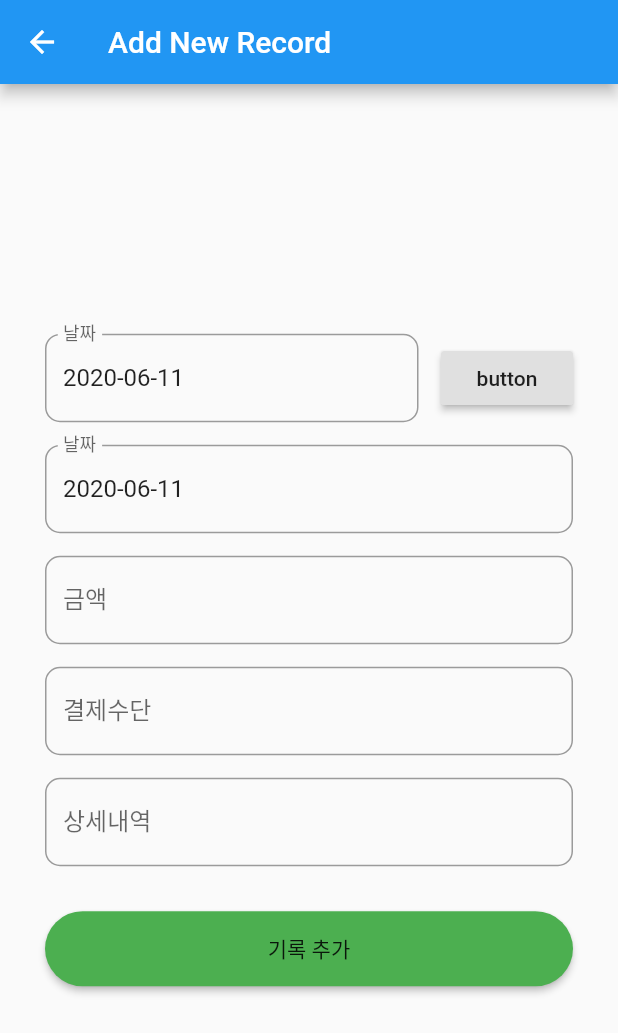
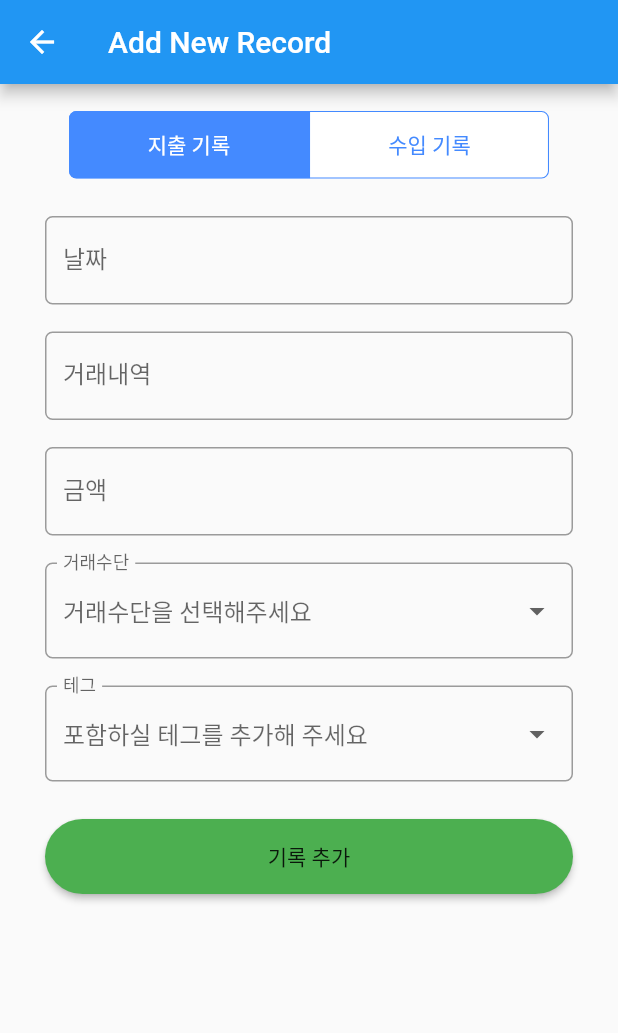
Before and after one commit to kjunha/unnamed-flutter-project, a Flutter app: the AddRecord screen opened by its route, on a phone screen of 412 x 824 dp. Shown: the top 1033 px of the screen. Run offline on Flutter 3.47's test engine with Material 2 defaults, Android fonts, the phone set to English and light mode, and no system bars; drawn by our look-alikes of flutter_form_builder, material_segmented_control; our stand-ins replace grouped_list.

Commit message:
complete add_record

```diff
--- a/lib/add_record.dart
+++ b/lib/add_record.dart
@@ -1,5 +1,8 @@
 import 'package:flutter/material.dart';
 import 'package:intl/intl.dart';
+import 'package:material_segmented_control/material_segmented_control.dart';
+import 'package:flutter_form_builder/flutter_form_builder.dart';
+
 
 class AddRecord extends StatefulWidget {
   @override
@@ -7,72 +10,143 @@ class AddRecord extends StatefulWidget {
 }
 
 class _AddRecordState extends State<AddRecord> {
-  var dateInput = DateTime.now();
+  final _formKey = GlobalKey<FormBuilderState>();
   final df = DateFormat('yyyy-MM-dd');
+  final Map<int, Widget> _children = {
+    -1:Text('지출 기록'),
+    1:Text('수입 기록')
+  };
+
+  //Dummydata field - DEV
+  var _dummyMethods = ['np', 'pc', 'gm'];
+  var _dummyCategory = ['c1', 'c2', 'c3'];
+
+  //State variable
+  var _segctrSelection = -1;
+  var _dateInput = DateTime.now();
+  var _txDescription;
+  var _amount;
+
+  Widget selectRecordType() {
+    Widget txMethod = (
+      FormBuilderDropdown(
+        attribute: "transaction_method",
+        decoration: InputDecoration(
+          labelText: '거래수단',
+          border: OutlineInputBorder(borderRadius: BorderRadius.circular(5), borderSide: BorderSide())
+        ),
+        // initialValue: 'Male',
+        hint: Text('거래수단을 선택해주세요'),
+        validators: [FormBuilderValidators.required()],
+        items: _dummyMethods
+          .map((value) => DropdownMenuItem(
+            value: value,
+            child: Text("$value")
+        )).toList(),
+      )
+    );
+    if(_segctrSelection == -1) {
+      return Container(
+        child: Column(
+          children: [
+            txMethod,
+            SizedBox(height: 18,),
+            FormBuilderDropdown(
+              attribute: "transaction_tag",
+              decoration: InputDecoration(
+                labelText: '테그',
+                border: OutlineInputBorder(borderRadius: BorderRadius.circular(5), borderSide: BorderSide())
+              ),
+              // initialValue: 'Male',
+              hint: Text('포함하실 테그를 추가해 주세요'),
+              validators: [FormBuilderValidators.required()],
+              items: _dummyCategory
+                .map((value) => DropdownMenuItem(
+                  value: value,
+                  child: Text("$value")
+              )).toList(),
+            ),
+          ],
+        ),
+      );
+    } else {
+      return Container(
+        child: Column(
+          children: [
+            txMethod
+          ],
+        ),
+      );
+    }
+  }
+
   @override
   Widget build(BuildContext context) {
     return Scaffold(
         appBar: AppBar(title: Text('Add New Record'),backgroundColor: Colors.blue,),
-        body: Column(
-          mainAxisAlignment: MainAxisAlignment.center,
+        body: SingleChildScrollView(scrollDirection: Axis.vertical, child: Container(
+          margin: EdgeInsets.symmetric(vertical: 18, horizontal: 30),
+          child: Column(
             children: [
               Container(
-              margin: EdgeInsets.symmetric( vertical: 0, horizontal: 30),
-              child: Form(
+                width: double.infinity,
+                child: MaterialSegmentedControl(
+                  children: _children,
+                  selectionIndex: _segctrSelection,
+                  selectedColor: Colors.blueAccent,
+                  unselectedColor: Colors.white,
+                  borderRadius: 5.0,
+                  onSegmentChosen: (index) {
+                    setState(() {
+                      _segctrSelection = index;
+                    });
+                  },
+                ),
+              ),
+              SizedBox(height: 25,),
+              FormBuilder(
+                key: _formKey,
                 child: Column(
-                  // crossAxisAlignment: CrossAxisAlignment.stretch,
                   children: [
-                    // Row(
-                    //   crossAxisAlignment: CrossAxisAlignment.start,
-                    //   children: [SizedBox(width: 18,) ,Text('Input Label', style: TextStyle(fontSize: 18, fontWeight: FontWeight.w400),),]),
-                    // SizedBox(height: 5,),
-                    // Divider(thickness: 2,),
-                    Row(children: [
-                      Flexible(child: TextFormField(
-                        readOnly: true,
-                        initialValue: df.format(dateInput),
+                    FormBuilderDateTimePicker(
+                      attribute: "date",
+                      inputType: InputType.date,
+                      format: df,
                       decoration: InputDecoration(
                         labelText: '날짜',
-                          border: OutlineInputBorder(borderRadius: BorderRadius.circular(10), borderSide: BorderSide())
+                        border: OutlineInputBorder(borderRadius: BorderRadius.circular(5), borderSide: BorderSide())
                       ),
-                      )),
-                      SizedBox(width: 15,),
-                      RaisedButton(child: Text('button'), onPressed: () {showDatePicker(context: context, initialDate: DateTime.now(), firstDate: DateTime(2000), lastDate: DateTime(2100));},)
-                    ],),
-                    SizedBox(height: 15,),
+                      onChanged: (value) {setState(() {
+                        _dateInput = value;
+                        print('date: ' + df.format(_dateInput));
+                      });},
+                    ),
+                    SizedBox(height: 18,),
                     TextFormField(
-                      readOnly: true,
-                      initialValue: df.format(dateInput),
                       decoration: InputDecoration(
-                        labelText: '날짜',
-                        border: OutlineInputBorder(borderRadius: BorderRadius.circular(10), borderSide: BorderSide())
+                        labelText: '거래내역',
+                        border: OutlineInputBorder(borderRadius: BorderRadius.circular(5), borderSide: BorderSide())
                       ),
+                      onChanged: (value) {setState(() {
+                        _txDescription = value;
+                      });},
                     ),
-                    SizedBox(height: 15,),
+                    SizedBox(height: 18,),
                     TextFormField(
                       keyboardType: TextInputType.number,
                       decoration: InputDecoration(
                         labelText: '금액',
-                        border: OutlineInputBorder(borderRadius: BorderRadius.circular(10), borderSide: BorderSide())
+                        border: OutlineInputBorder(borderRadius: BorderRadius.circular(5), borderSide: BorderSide())
                       ),
+                      //TODO Validate only positive value
+                      //TODO Validate only parsable
+                      onChanged: (value) {setState(() {
+                        _amount = double.parse(value);
+                      });},
                     ),
-                    SizedBox(height: 15,),
-
-                    TextFormField(
-                      decoration: InputDecoration(
-                        labelText: '결제수단',
-                        border: OutlineInputBorder(borderRadius: BorderRadius.circular(10), borderSide: BorderSide())
-                      ),
-                    ),
-                    SizedBox(height: 15,),
-                    TextFormField(
-                      decoration: InputDecoration(
-                        labelText: '상세내역',
-                        border: OutlineInputBorder(borderRadius: BorderRadius.circular(10), borderSide: BorderSide())
-                      ),
-                    ),
-                    SizedBox(height: 30,),
-
+                    SizedBox(height: 18,),
+                    selectRecordType(),
+                    SizedBox(height: 25,),
                     ButtonTheme(
                       minWidth: double.infinity,
                       height: 50,
@@ -86,9 +160,9 @@ class _AddRecordState extends State<AddRecord> {
                   ],
                 ),
               )
-            ),
             ],
           ),
+      ),)
     );
   }
 }
--- a/pubspec.yaml
+++ b/pubspec.yaml
@@ -27,6 +27,9 @@ dependencies:
   hive_flutter: ^0.2.1
   path_provider: ^1.3.0
   grouped_list: ^3.1.0
+  material_segmented_control: ^2.1.0
+  flutter_form_builder: ^3.10.1
+  flutter_chips_input: ^1.8.1
 
 
 
```
Also changed, not shown: lib/main.dart (+73 -4 lines), lib/form_builder.dart (added), pubspec.lock. Lines whose indentation alone changed are shown as unchanged.
